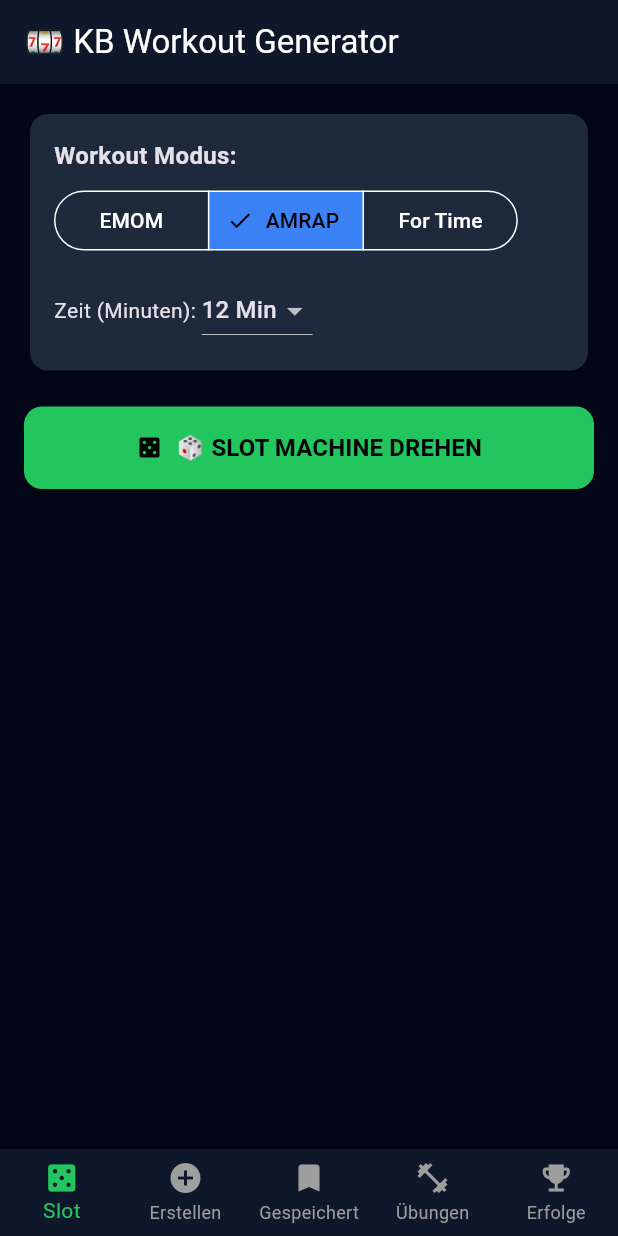
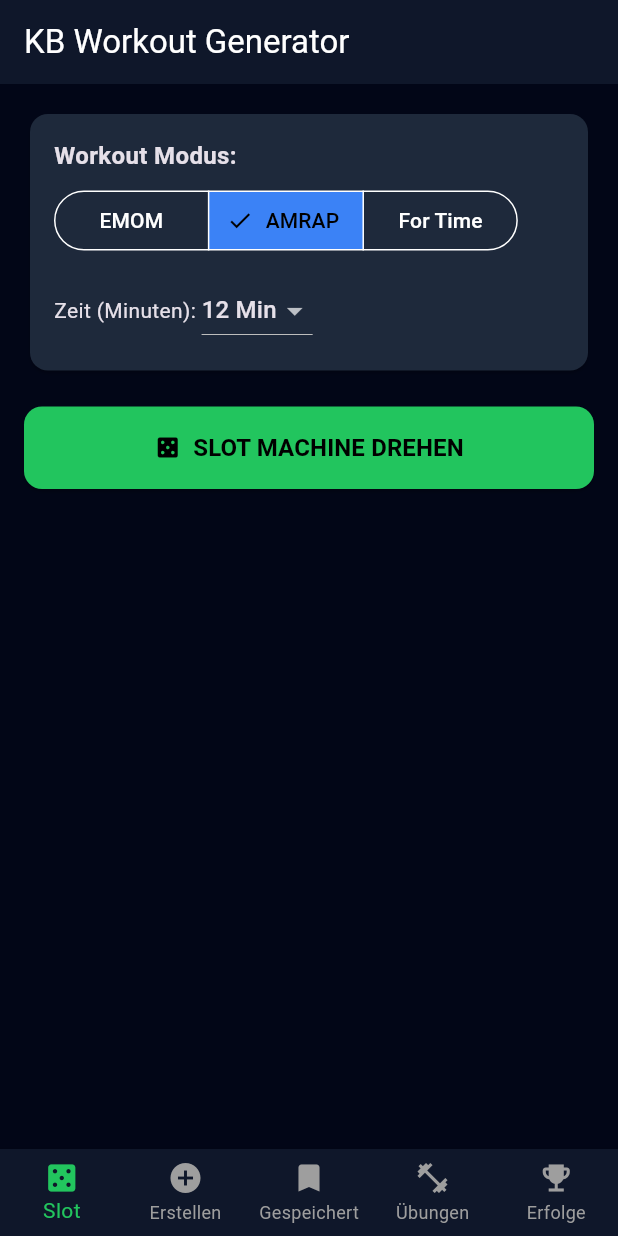
Before and after one commit to Schlippinger/onekettledbandit, a Flutter app: the screen it shows after launch, after a tap on "AMRAP", on a phone screen of 412 x 824 dp. Run offline on Flutter 3.47's test engine with Material 3 defaults, Android fonts, the phone set to English and light mode, and no system bars; our stand-ins replace shared_preferences.

Commit message:
Refactor app bar titles and clean up code

```diff
--- a/lib/main.dart
+++ b/lib/main.dart
@@ -17,11 +17,11 @@ class KettlebellApp extends StatelessWidget {
       title: 'KB Club Manager',
       debugShowCheckedModeBanner: false,
       theme: ThemeData.dark().copyWith(
-        scaffoldBackgroundColor: const Color(0xFF020617), // Dark Slate
+        scaffoldBackgroundColor: const Color(0xFF020617),
         colorScheme: const ColorScheme.dark(
-          primary: Color(0xFF22C55E), // Green Accent
-          secondary: Color(0xFF3B82F6), // Blue Accent
-          surface: Color(0xFF0F172A), // Card BG
+          primary: Color(0xFF22C55E),
+          secondary: Color(0xFF3B82F6),
+          surface: Color(0xFF0F172A),
         ),
         appBarTheme: const AppBarTheme(
           backgroundColor: Color(0xFF0F172A),
@@ -33,11 +33,10 @@ class KettlebellApp extends StatelessWidget {
   }
 }
 
-// Model für Übungen
 class Exercise {
   final String id;
   final String name;
-  final String category; // Legs, Push, Pull, Core, Full Body
+  final String category;
   final String description;
 
   const Exercise({
@@ -48,7 +47,6 @@ class Exercise {
   });
 }
 
-// Beseitigt/Vordefinierte Übungs-Bibliothek
 const List<Exercise> exerciseLibrary = [
   Exercise(
       id: 'swings',
@@ -145,7 +143,6 @@ class _MainHomeScreenState extends State<MainHomeScreen> {
   }
 }
 
-// --- 1. SLOT MACHINE SCREEN ---
 class SlotMachineScreen extends StatefulWidget {
   const SlotMachineScreen({super.key});
 
@@ -194,13 +191,12 @@ class _SlotMachineScreenState extends State<SlotMachineScreen> {
   @override
   Widget build(BuildContext context) {
     return Scaffold(
-      appBar: AppBar(title: const Text('🎰 KB Workout Generator')),
+      appBar: AppBar(title: const Text('KB Workout Generator')),
       body: SingleChildScrollView(
         padding: const EdgeInsets.all(16.0),
         child: Column(
           crossAxisAlignment: CrossAxisAlignment.stretch,
           children: [
-            // Mode Select Card
             Card(
               color: const Color(0xFF1E293B),
               shape: RoundedRectangleBorder(borderRadius: BorderRadius.circular(12)),
@@ -247,8 +243,6 @@ class _SlotMachineScreenState extends State<SlotMachineScreen> {
               ),
             ),
             const SizedBox(height: 20),
-
-            // Spin Button
             ElevatedButton.icon(
               onPressed: _isSpinning ? null : _spinSlots,
               style: ElevatedButton.styleFrom(
@@ -258,13 +252,11 @@ class _SlotMachineScreenState extends State<SlotMachineScreen> {
               ),
               icon: const Icon(Icons.casino, color: Colors.black),
               label: Text(
-                _isSpinning ? 'Mische Übungen...' : '🎲 SLOT MACHINE DREHEN',
+                _isSpinning ? 'Mische Übungen...' : 'SLOT MACHINE DREHEN',
                 style: const TextStyle(color: Colors.black, fontWeight: FontWeight.bold, fontSize: 16),
               ),
             ),
             const SizedBox(height: 20),
-
-            // Slot Display Area
             if (_generatedSlots.isNotEmpty) ...[
               Text(
                 'Dein Workout ($_selectedMode):',
@@ -292,16 +284,10 @@ class _SlotMachineScreenState extends State<SlotMachineScreen> {
                 },
               ),
               const SizedBox(height: 16),
-              Row(
-                children: [
-                  Expanded(
-                    child: OutlinedButton.icon(
-                      onPressed: _saveCurrentWorkout,
-                      icon: const Icon(Icons.bookmark_add),
-                      label: const Text('Speichern'),
-                    ),
-                  ),
-                ],
+              OutlinedButton.icon(
+                onPressed: _saveCurrentWorkout,
+                icon: const Icon(Icons.bookmark_add),
+                label: const Text('Speichern'),
               ),
             ],
           ],
@@ -311,7 +297,6 @@ class _SlotMachineScreenState extends State<SlotMachineScreen> {
   }
 }
 
-// --- 2. MANUELLES WORKOUT SCREEN ---
 class CustomWorkoutScreen extends StatefulWidget {
   const CustomWorkoutScreen({super.key});
 
@@ -353,7 +338,7 @@ class _CustomWorkoutScreenState extends State<CustomWorkoutScreen> {
   @override
   Widget build(BuildContext context) {
     return Scaffold(
-      appBar: AppBar(title: const Text('➕ Workout Erstellen')),
+      appBar: AppBar(title: const Text('Workout Erstellen')),
       body: Padding(
         padding: const EdgeInsets.all(16.0),
         child: Column(
@@ -416,7 +401,6 @@ class _CustomWorkoutScreenState extends State<CustomWorkoutScreen> {
   }
 }
 
-// --- 3. GESPEICHERTE WORKOUTS SCREEN ---
 class SavedWorkoutsScreen extends StatefulWidget {
   const SavedWorkoutsScreen({super.key});
 
@@ -451,7 +435,7 @@ class _SavedWorkoutsScreenState extends State<SavedWorkoutsScreen> {
   @override
   Widget build(BuildContext context) {
     return Scaffold(
-      appBar: AppBar(title: const Text('📌 Gespeicherte Workouts')),
+      appBar: AppBar(title: const Text('Gespeicherte Workouts')),
       body: _savedWorkouts.isEmpty
           ? const Center(child: Text('Noch keine gespeicherten Workouts.'))
           : ListView.builder(
@@ -475,14 +459,13 @@ class _SavedWorkoutsScreenState extends State<SavedWorkoutsScreen> {
   }
 }
 
-// --- 4. ÜBUNGS MEDIATHEK SCREEN ---
 class LibraryScreen extends StatelessWidget {
   const LibraryScreen({super.key});
 
   @override
   Widget build(BuildContext context) {
     return Scaffold(
-      appBar: AppBar(title: const Text('📖 Kettlebell Mediathek')),
+      appBar: AppBar(title: const Text('Kettlebell Mediathek')),
       body: ListView.builder(
         padding: const EdgeInsets.all(16),
         itemCount: exerciseLibrary.length,
@@ -509,14 +492,13 @@ class LibraryScreen extends StatelessWidget {
   }
 }
 
-// --- 5. STATS & ERFOLGE SCREEN ---
 class StatsAchievementsScreen extends StatelessWidget {
   const StatsAchievementsScreen({super.key});
 
   @override
   Widget build(BuildContext context) {
     return Scaffold(
-      appBar: AppBar(title: const Text('🏆 Stats & Erfolge')),
+      appBar: AppBar(title: const Text('Stats & Erfolge')),
       body: Padding(
         padding: const EdgeInsets.all(16.0),
         child: Column(
```
